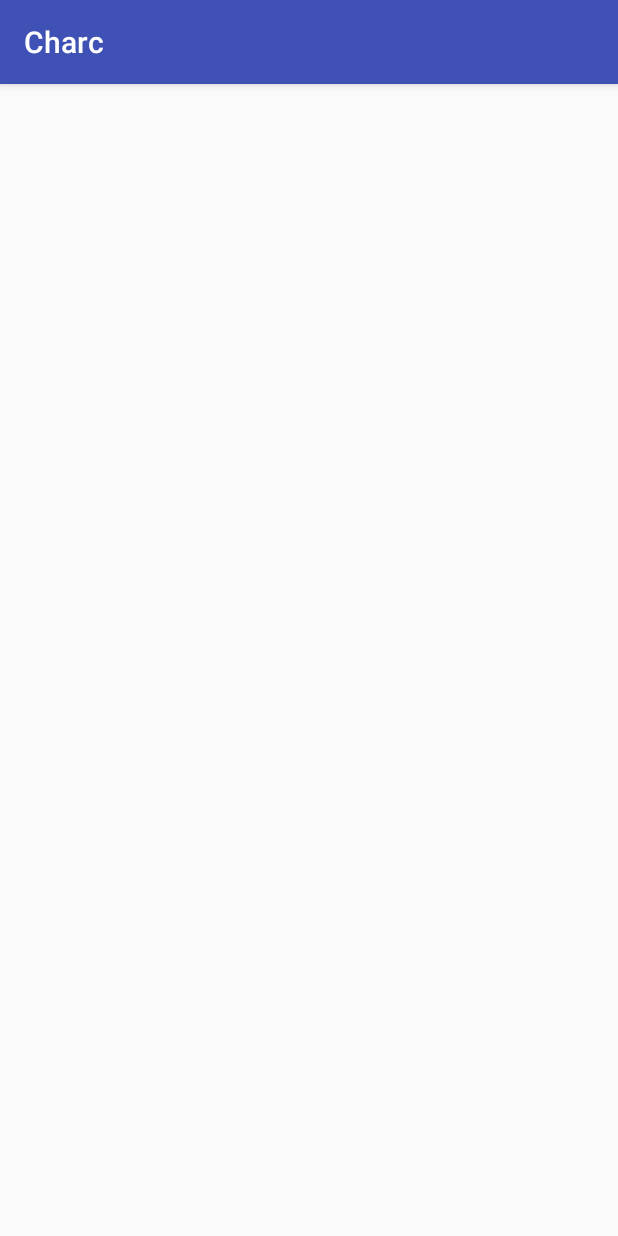
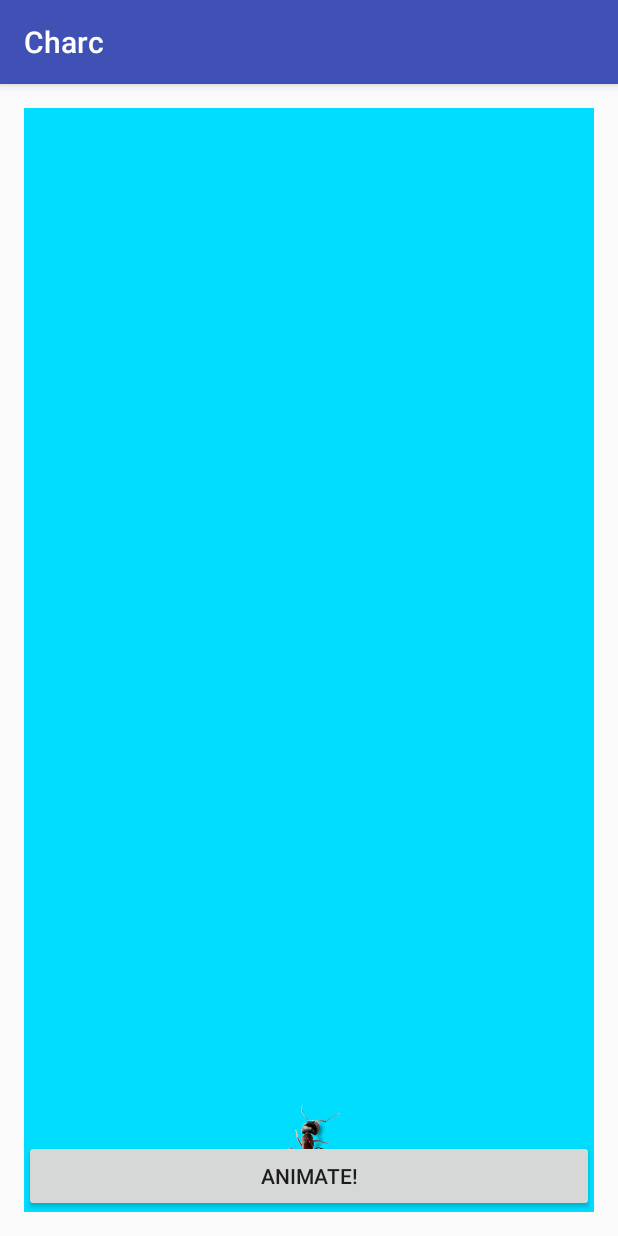
Before and after one commit to NathanSass/Charc, an Android app: the screen it shows after launch (MainActivity), on a phone screen of 412 x 824 dp. Run offline under Robolectric (Android 15) with nearby library versions, the phone set to English and light mode, and no system bars; our stand-ins replace data binding.

```diff
--- /dev/null
+++ b/app/src/main/res/layout/fragment_animation.xml
@@ -0,0 +1,24 @@
+<?xml version="1.0" encoding="utf-8"?>
+<layout xmlns:android="http://schemas.android.com/apk/res/android"
+        xmlns:tools="http://schemas.android.com/tools">
+    <RelativeLayout android:layout_width="match_parent"
+                    android:background="@android:color/holo_blue_bright"
+                    android:layout_height="match_parent">
+        <ImageView
+            android:id="@+id/ivAnt"
+            android:layout_alignParentBottom="true"
+            android:layout_width="75dp"
+            android:layout_height="75dp"
+            android:adjustViewBounds="true"
+            android:layout_centerHorizontal="true"
+            android:src="@drawable/ant"
+            android:scaleType="centerCrop"/>
+        <Button
+            android:id="@+id/btnAnimate"
+            android:layout_width="match_parent"
+            android:layout_height="wrap_content"
+            android:text="Animate!"
+            android:layout_alignParentBottom="true"/>
+
+    </RelativeLayout>
+</layout>
--- a/build.gradle
+++ b/build.gradle
@@ -5,7 +5,7 @@ buildscript {
         jcenter()
     }
     dependencies {
-        classpath 'com.android.tools.build:gradle:2.2.0'
+        classpath 'com.android.tools.build:gradle:2.2.2'
 
         // NOTE: Do not place your application dependencies here; they belong
         // in the individual module build.gradle files
```
Also changed, not shown: app/src/main/java/com/nathansass/charc/fragments/AnimationFragment.java (+131 -1 lines), app/src/main/res/drawable/ant.png.
